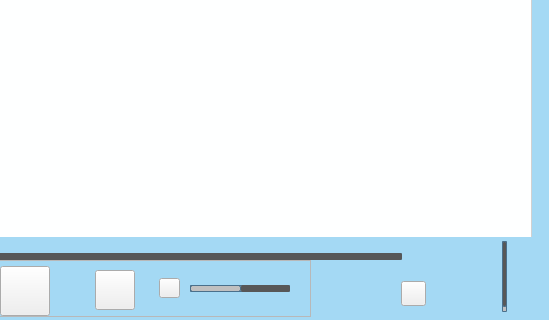
First picture: the form in mainwindow.ui, repository HuaGouFdog/FdogMusicPlayer, before the edit; both pictures show x 559 to 1108 and y 379 to 699 of the 1108 by 699 pixel window.
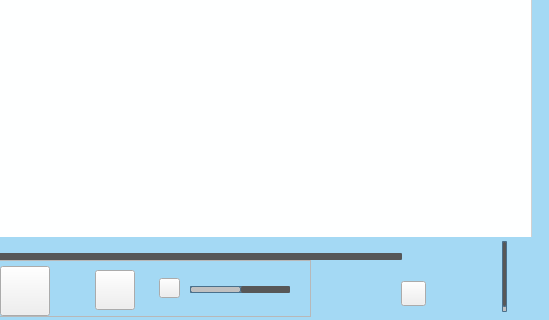
Second picture: the form after the edit. The open tabs and pages were chosen to show the change. Icons and pictures are not drawn.

The edit to the form file:
```diff
--- a/mainwindow.ui
+++ b/mainwindow.ui
@@ -310,7 +310,7 @@
        <x>400</x>
        <y>23</y>
        <width>100</width>
-       <height>10</height>
+       <height>12</height>
       </rect>
      </property>
      <property name="styleSheet">
```
Left out of the diff: 2 changed lines with no effect on the pictures.
